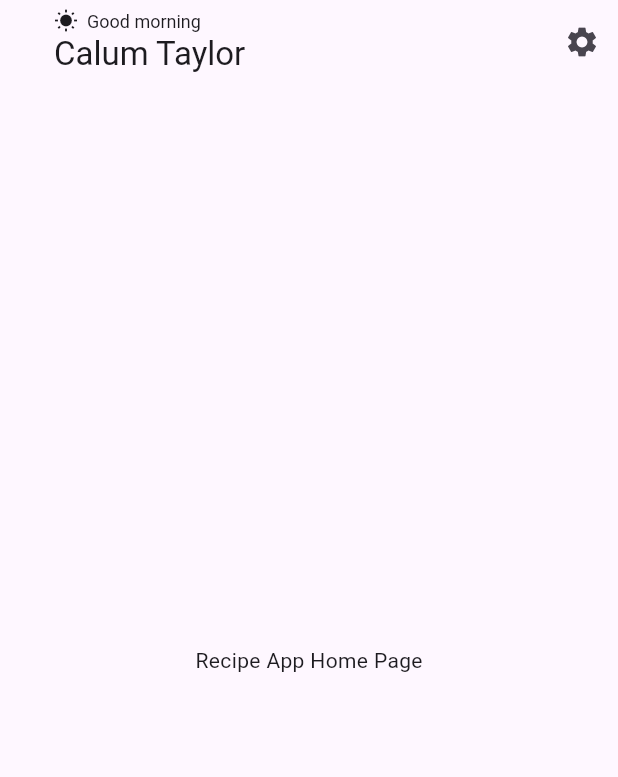
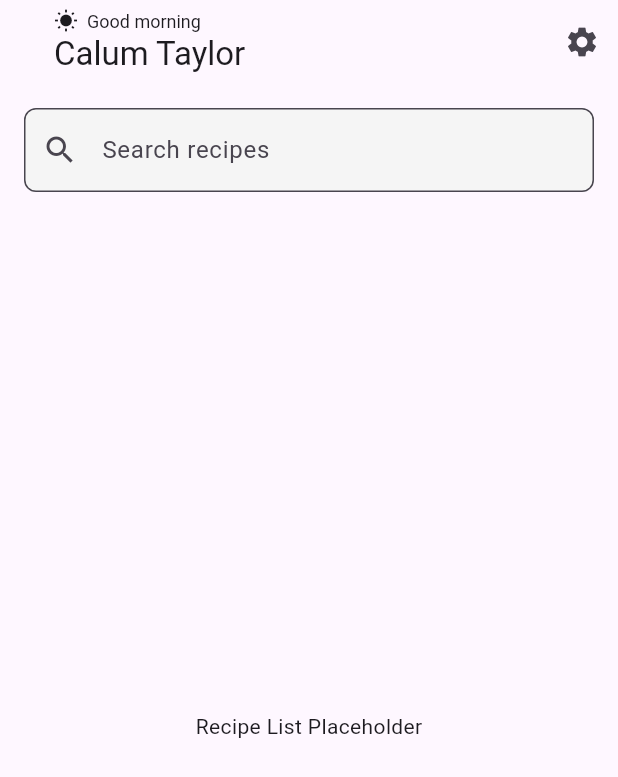
Before and after one commit to GreatSandwiches/recipe_flutter_app, a Flutter app: the screen it shows after launch, on a phone screen of 412 x 824 dp. Shown: the top 777 px of the screen. Run offline on Flutter 3.47's test engine with Material 3 defaults, Android fonts, the phone set to English and light mode, and no system bars.

Commit message:
Update main.dart to enhance the home page layout with a search field and recipe list placeholder

```diff
--- a/lib/main.dart
+++ b/lib/main.dart
@@ -39,8 +39,28 @@ class MainApp extends StatelessWidget {
             ),
           ],
         ),
-        body: const Center(
-          child: Text('Recipe App Home Page'),
+        body: Column(
+          children: [
+            Container(
+              padding: const EdgeInsets.all(16.0),
+              child: TextField(
+                decoration: InputDecoration(
+                  hintText: 'Search recipes',
+                  prefixIcon: const Icon(Icons.search),
+                  border: OutlineInputBorder(
+                    borderRadius: BorderRadius.circular(8.0),
+                  ),
+                  filled: true,
+                  fillColor: Colors.grey[100],
+                ),
+              ),
+            ),
+            const Expanded(
+              child: Center(
+                child: Text('Recipe List Placeholder'),
+              ),
+            ),
+          ],
         ),
       ),
     );
```
